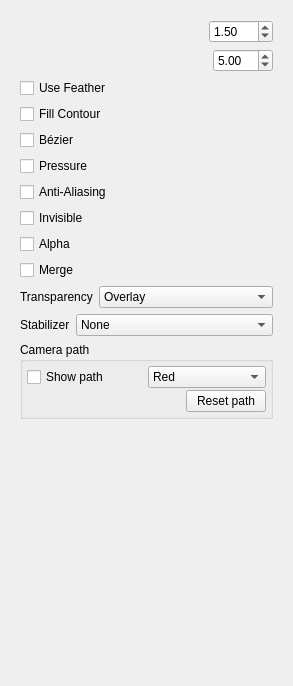
Above: app/ui/tooloptions.ui from pencil2d/pencil before the change. Below: the same form after it.
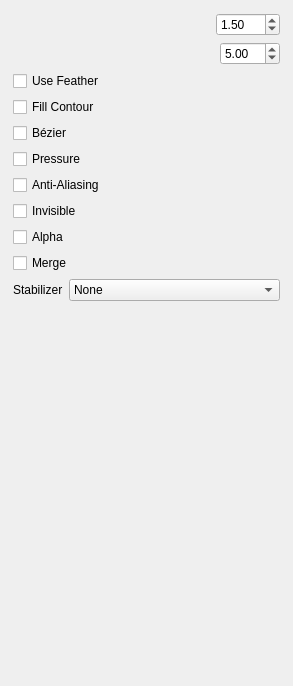
That is the form after the change. Custom widgets are drawn as their Qt base class.

Commit message:
Implement ability to reset transforms using camera tool
- Also cleanup some duplicate code that I didn't catch earlier

```diff
--- a/app/ui/tooloptions.ui
+++ b/app/ui/tooloptions.ui
@@ -30,11 +30,23 @@
        <rect>
         <x>0</x>
         <y>0</y>
-        <width>271</width>
-        <height>664</height>
+        <width>275</width>
+        <height>668</height>
        </rect>
       </property>
       <layout class="QVBoxLayout" name="verticalLayout">
+       <property name="leftMargin">
+        <number>2</number>
+       </property>
+       <property name="topMargin">
+        <number>2</number>
+       </property>
+       <property name="rightMargin">
+        <number>2</number>
+       </property>
+       <property name="bottomMargin">
+        <number>2</number>
+       </property>
        <item>
         <layout class="QHBoxLayout" name="horizontalLayout_2">
          <item>
@@ -187,54 +199,6 @@
          </property>
         </widget>
        </item>
-       <item>
-        <widget class="QWidget" name="fillModeGroup" native="true">
-         <layout class="QHBoxLayout" name="horizontalLayout_5">
-          <property name="leftMargin">
-           <number>0</number>
-          </property>
-          <property name="topMargin">
-           <number>0</number>
-          </property>
-          <property name="rightMargin">
-           <number>0</number>
-          </property>
-          <property name="bottomMargin">
-           <number>0</number>
-          </property>
-          <item>
-           <widget class="QLabel" name="fillModeLabel">
-            <property name="text">
-             <string>Transparency</string>
-            </property>
-           </widget>
-          </item>
-          <item>
-           <widget class="QComboBox" name="fillMode">
-            <property name="sizePolicy">
-             <sizepolicy hsizetype="Expanding" vsizetype="Fixed">
-              <horstretch>0</horstretch>
-              <verstretch>0</verstretch>
-             </sizepolicy>
-            </property>
-            <property name="toolTip">
-             <string>Defines how the fill will behave when the new color is not opaque</string>
-            </property>
-            <item>
-             <property name="text">
-              <string>Overlay</string>
-             </property>
-            </item>
-            <item>
-             <property name="text">
-              <string>Replace</string>
-             </property>
-            </item>
-           </widget>
-          </item>
-         </layout>
-        </widget>
-       </item>
        <item>
         <layout class="QHBoxLayout" name="horizontalLayout_4" stretch="0,1">
          <item>
@@ -277,94 +241,6 @@
          </item>
         </layout>
        </item>
-       <item>
-        <widget class="QGroupBox" name="cameraPathGroupBox">
-         <property name="title">
-          <string>Camera path</string>
-         </property>
-         <layout class="QVBoxLayout" name="verticalLayout_2">
-          <property name="spacing">
-           <number>2</number>
-          </property>
-          <property name="leftMargin">
-           <number>4</number>
-          </property>
-          <property name="topMargin">
-           <number>4</number>
-          </property>
-          <property name="rightMargin">
-           <number>4</number>
-          </property>
-          <property name="bottomMargin">
-           <number>4</number>
-          </property>
-          <item>
-           <layout class="QHBoxLayout" name="horizontalLayout_5">
-            <item>
-             <widget class="QCheckBox" name="showCameraPathCheckBox">
-              <property name="text">
-               <string>Show path</string>
-              </property>
-             </widget>
-            </item>
-            <item>
-             <widget class="QComboBox" name="pathColorComboBox">
-              <item>
-               <property name="text">
-                <string>Red</string>
-               </property>
-              </item>
-              <item>
-               <property name="text">
-                <string>Blue</string>
-               </property>
-              </item>
-              <item>
-               <property name="text">
-                <string>Green</string>
-               </property>
-              </item>
-              <item>
-               <property name="text">
-                <string>Black</string>
-               </property>
-              </item>
-              <item>
-               <property name="text">
-                <string>White</string>
-               </property>
-              </item>
-             </widget>
-            </item>
-           </layout>
-          </item>
-          <item>
-           <layout class="QHBoxLayout" name="horizontalLayout_6">
-            <item>
-             <spacer name="horizontalSpacer">
-              <property name="orientation">
-               <enum>Qt::Horizontal</enum>
-              </property>
-              <property name="sizeHint" stdset="0">
-               <size>
-                <width>40</width>
-                <height>20</height>
-               </size>
-              </property>
-             </spacer>
-            </item>
-            <item>
-             <widget class="QPushButton" name="btnResetPath">
-              <property name="text">
-               <string>Reset path</string>
-              </property>
-             </widget>
-            </item>
-           </layout>
-          </item>
-         </layout>
-        </widget>
-       </item>
        <item>
         <spacer name="verticalSpacer">
          <property name="orientation">
```
The commit also changes 20 other files.
